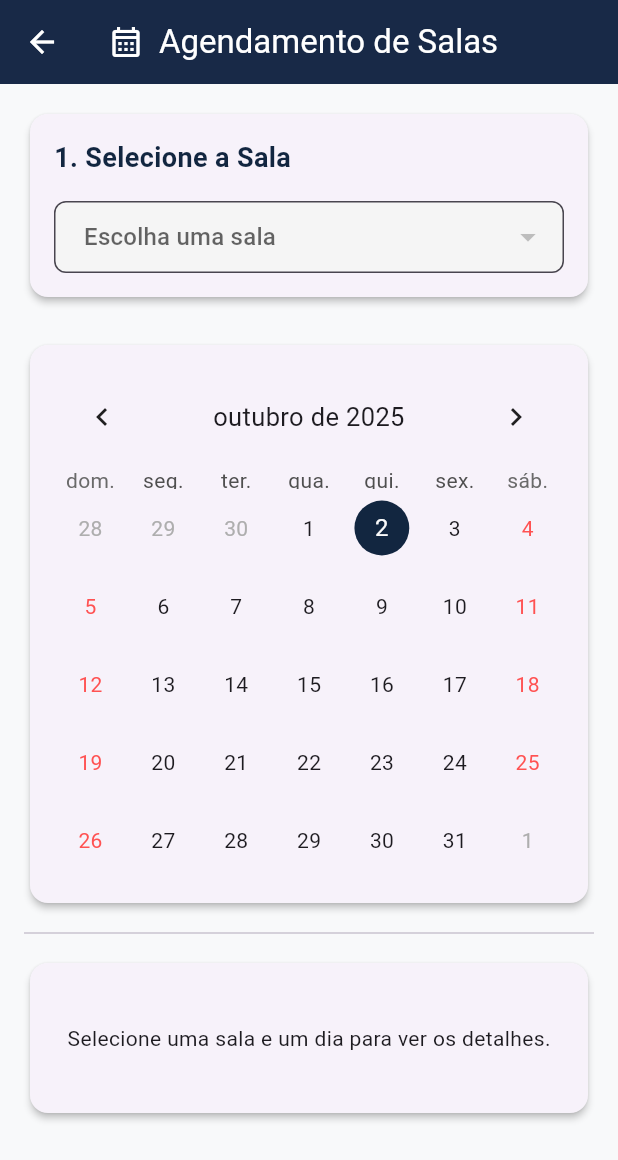
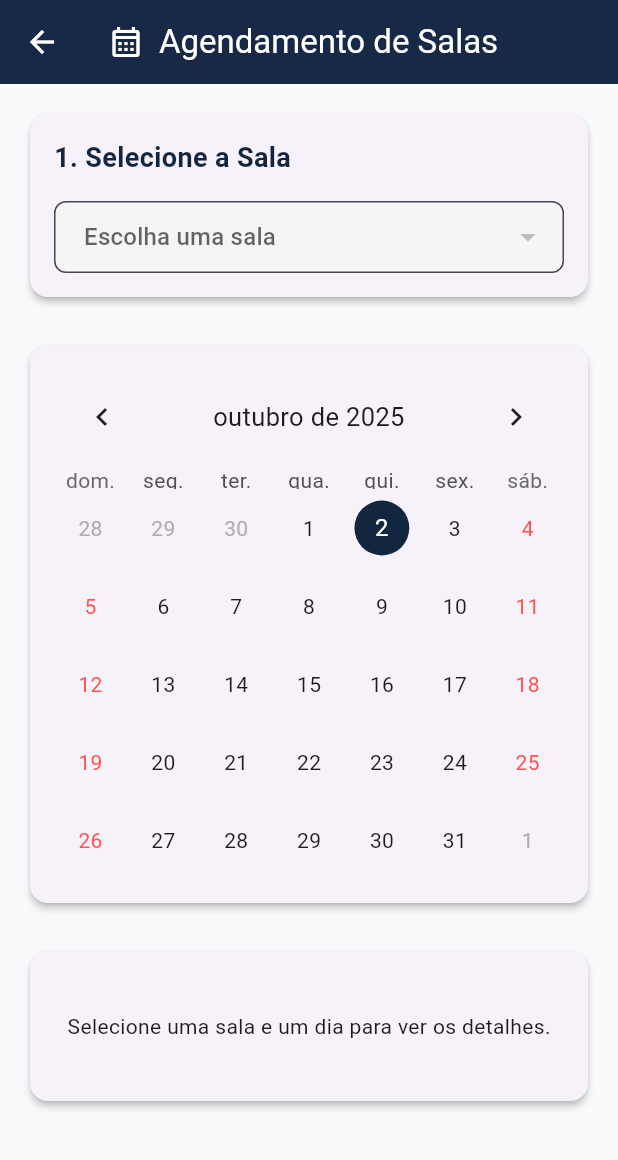
Before and after one commit to Natacha1919/clinica_psicologia, a Flutter app: the AgendamentoScreen screen opened directly, on a phone screen of 412 x 824 dp. Shown: the top 1160 px of the screen. Run offline on Flutter 3.47's test engine with Material 3 defaults, Android fonts, the phone set to English and light mode, and no system bars; drawn by our look-alikes of table_calendar; our stand-ins replace fl_chart, supabase_flutter, syncfusion_flutter_charts; accounts and stored records are empty.

```diff
--- a/lib/features/agendamento/screens/agendamento_screen.dart
+++ b/lib/features/agendamento/screens/agendamento_screen.dart
@@ -1,3 +1,5 @@
+// lib/features/agendamento/screens/agendamento_screen.dart
+
 import 'package:flutter/material.dart';
 import 'package:intl/intl.dart';
 import 'package:table_calendar/table_calendar.dart';
@@ -253,19 +255,71 @@ class _AgendamentoScreenState extends State<AgendamentoScreen> {
   Widget build(BuildContext context) {
     return Scaffold(
       backgroundColor: const Color(0xFFF8F9FA),
-      appBar: AppBar(title: const Row(children: [Icon(Icons.calendar_month_outlined), SizedBox(width: 10), Text('Agendamento de Salas')]), backgroundColor: _primaryDark, foregroundColor: Colors.white, elevation: 2),
-      body: ListView(
+      appBar: AppBar(
+        title: const Row(children: [Icon(Icons.calendar_month_outlined), SizedBox(width: 10), Text('Agendamento de Salas')]),
+        backgroundColor: _primaryDark,
+        foregroundColor: Colors.white,
+        elevation: 2,
+      ),
+      // NOVO: Usando LayoutBuilder para criar um layout responsivo
+      body: LayoutBuilder(
+        builder: (context, constraints) {
+          // Se a tela for larga (ex: desktop), usa o layout de duas colunas
+          if (constraints.maxWidth > 800) {
+            return _buildWideLayout();
+          }
+          // Se for estreita (ex: celular), usa o layout de uma coluna
+          else {
+            return _buildNarrowLayout();
+          }
+        },
+      ),
+    );
+  }
+
+  // NOVO: Layout para telas largas (duas colunas)
+  Widget _buildWideLayout() {
+    return Row(
+      crossAxisAlignment: CrossAxisAlignment.start,
+      children: [
+        // Coluna da Esquerda: Controles
+        SizedBox(
+          width: 400, // Largura fixa para a coluna de controle
+          child: ListView(
             padding: const EdgeInsets.all(16.0),
             children: [
               _buildRoomSelector(),
               const SizedBox(height: 24),
               _buildCalendar(),
-          const Divider(height: 32),
+            ],
+          ),
+        ),
+        const VerticalDivider(width: 1),
+        // Coluna da Direita: Detalhes do Dia
+        Expanded(
+          child: Padding(
+            padding: const EdgeInsets.all(16.0),
+            child: _buildDayDetails(),
+          ),
+        ),
+      ],
+    );
+  }
+
+  // NOVO: Layout para telas estreitas (uma coluna)
+  Widget _buildNarrowLayout() {
+    return ListView(
+      padding: const EdgeInsets.all(16.0),
+      children: [
+        _buildRoomSelector(),
+        const SizedBox(height: 24),
+        _buildCalendar(),
+        const SizedBox(height: 24),
         _buildDayDetails(),
       ],
-      ),
     );
   }
+
 
   Widget _buildRoomSelector() {
     return Card(
--- a/lib/features/triagem/models/status_paciente.dart
+++ b/lib/features/triagem/models/status_paciente.dart
@@ -1,7 +1,7 @@
 import 'package:flutter/material.dart';
 
 enum StatusPaciente {
-  triagem('TRIAGEM', Colors.orange),
+  triagem('Encerrou com a Clínica', Color.fromARGB(255, 0, 17, 255)),
   emAtendimento('EM ATENDIMENTO', Colors.teal),
   aguardandoVaga('AGUARDANDO VAGA', Colors.blueAccent),
   alta('ALTA', Colors.grey),
```
Lines whose indentation alone changed are shown as unchanged.
